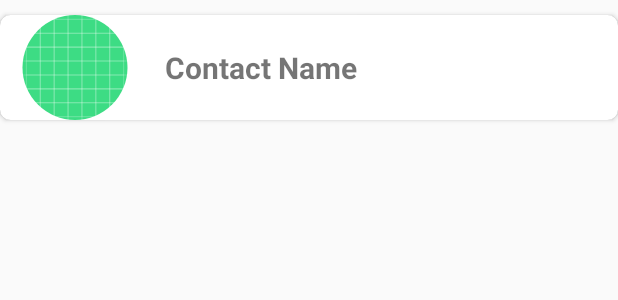
After one commit to HynRidge/Orbital_Project_2020, an Android app: the layout contacts_list.xml on its own in the app's theme, with its tools: preview values and no code run, on a phone screen of 412 x 824 dp. The commit adds this screen. Shown: the top 300 px of the screen. Run offline under Robolectric (Android 15) with nearby library versions, the phone set to English and light mode, and no system bars.

Commit message:
Added contacts_list.xml

```diff
--- /dev/null
+++ b/app/src/main/res/layout/contacts_list.xml
@@ -0,0 +1,41 @@
+<?xml version="1.0" encoding="utf-8"?>
+<androidx.cardview.widget.CardView xmlns:android="http://schemas.android.com/apk/res/android"
+    android:layout_width="match_parent"
+    android:layout_height="70dp"
+    xmlns:app="http://schemas.android.com/apk/res-auto"
+    android:id="@+id/chat_parent"
+    app:cardCornerRadius="7dp"
+    android:elevation="7dp"
+    android:layout_marginTop="10dp">
+
+
+    <RelativeLayout
+        android:layout_width="match_parent"
+        android:layout_height="wrap_content">
+
+        <de.hdodenhof.circleimageview.CircleImageView
+            android:layout_width="100dp"
+            android:layout_height="wrap_content"
+            android:src="@drawable/ic_launcher_background"
+            android:id="@+id/contact_profile_image"
+            />
+
+        <TextView
+            android:layout_width="match_parent"
+            android:layout_height="wrap_content"
+            android:id="@+id/contact_name"
+            android:layout_toEndOf="@+id/contact_profile_image"
+            android:layout_centerVertical="true"
+            android:text="Contact Name"
+            android:layout_marginStart="10dp"
+            android:textSize="20sp"
+            android:textStyle="bold"
+            />
+
+    </RelativeLayout>
+
+
+
+
+
+</androidx.cardview.widget.CardView>
```
Also changed, not shown: app/src/main/java/com/example/orbital/ContactsFragment.java (+19 -42 lines), app/src/main/java/com/example/orbital/Model/ContactModel.java (added, +37 -0 lines).
